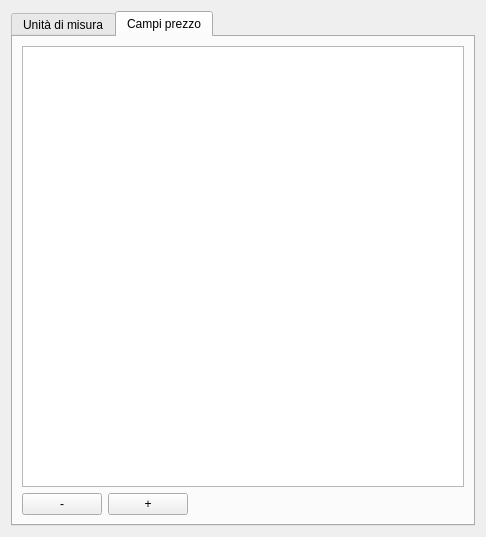
Qt form qcostgui/generaldatagui.ui (mickele77/qcost) before a commit.
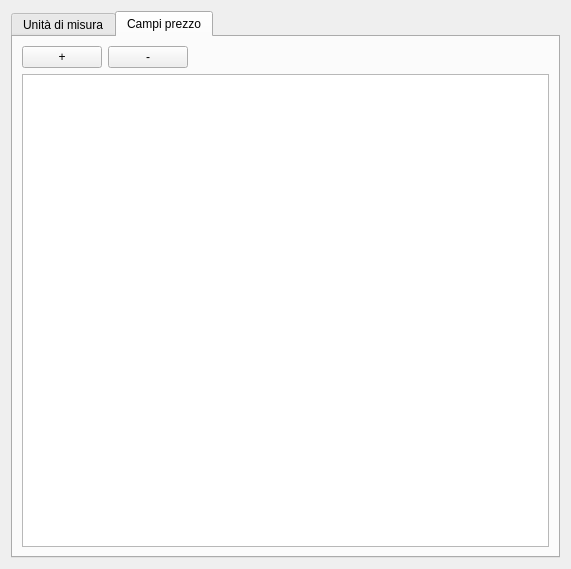
The same form after that commit. The open tabs and pages were chosen to show the change.

Commit message: Piccole modifiche nell'interfaccia

What changed in the file:
```diff
--- a/qcostgui/generaldatagui.ui
+++ b/qcostgui/generaldatagui.ui
@@ -6,8 +6,8 @@
    <rect>
     <x>0</x>
     <y>0</y>
-    <width>486</width>
-    <height>537</height>
+    <width>571</width>
+    <height>569</height>
    </rect>
   </property>
   <property name="windowTitle">
@@ -80,21 +80,24 @@
        <string>Campi prezzo</string>
       </attribute>
       <layout class="QGridLayout" name="gridLayout_3">
-       <item row="1" column="1">
+       <item row="1" column="0" colspan="3">
+        <widget class="QTableView" name="priceFieldTableView"/>
+       </item>
+       <item row="0" column="0">
         <widget class="QPushButton" name="addPriceFieldPushButton">
          <property name="text">
           <string>+</string>
          </property>
         </widget>
        </item>
-       <item row="1" column="0">
+       <item row="0" column="1">
         <widget class="QPushButton" name="delPriceFieldPushButton">
          <property name="text">
           <string>-</string>
          </property>
         </widget>
        </item>
-       <item row="1" column="2">
+       <item row="0" column="2">
         <spacer name="horizontalSpacer">
          <property name="orientation">
           <enum>Qt::Horizontal</enum>
@@ -107,9 +110,6 @@
          </property>
         </spacer>
        </item>
-       <item row="0" column="0" colspan="3">
-        <widget class="QTableView" name="priceFieldTableView"/>
-       </item>
       </layout>
      </widget>
     </widget>
```
The commit also changes 6 other files.
